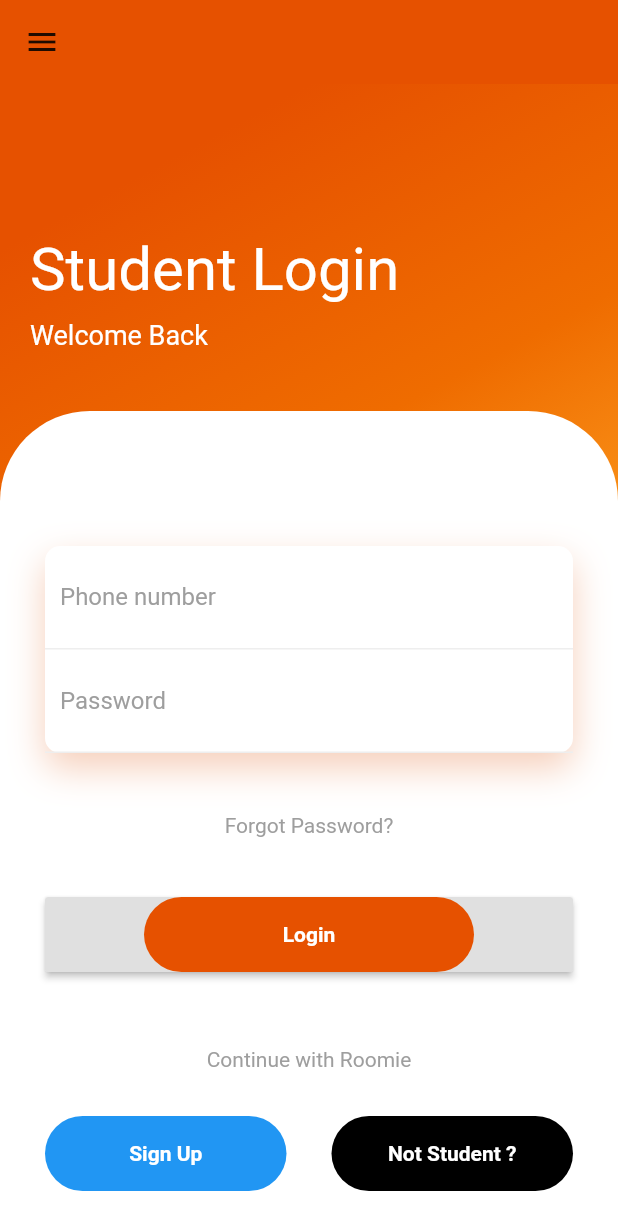
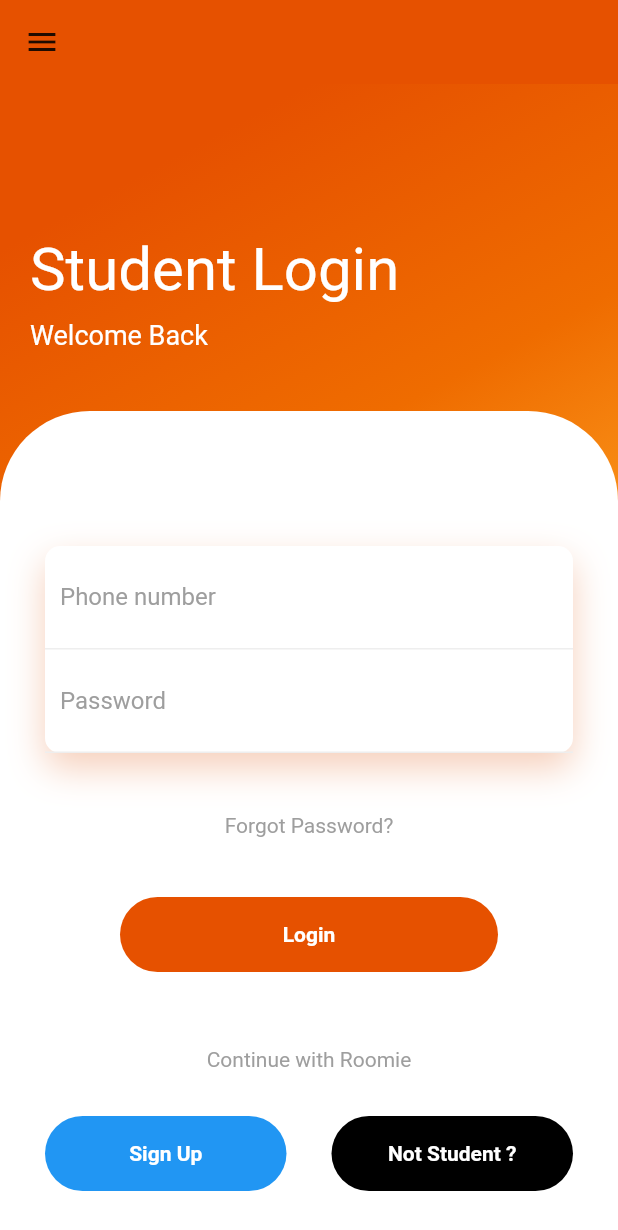
Before and after one commit to ShriyashParandkar2000/authentication_module, a Flutter app: the screen it shows after launch, on a phone screen of 412 x 824 dp. Shown: the top 1230 px of the screen. Run offline on Flutter 3.47's test engine with Material 2 defaults, Android fonts, the phone set to English and light mode, and no system bars; our stand-ins replace firebase_auth, firebase_core, simple_animations; accounts and stored records are empty.

```diff
--- a/lib/main.dart
+++ b/lib/main.dart
@@ -180,8 +180,8 @@ class HomePage extends StatelessWidget {
                                   //             CheckLoginStudent()));
                                   // ##
                                 },
-                                child: RaisedButton(
-                                  onPressed: signIn,
+                                child: GestureDetector(
+                                  onTap: signIn,
                                   child: Container(
                                     height: 50,
                                     margin:
```
